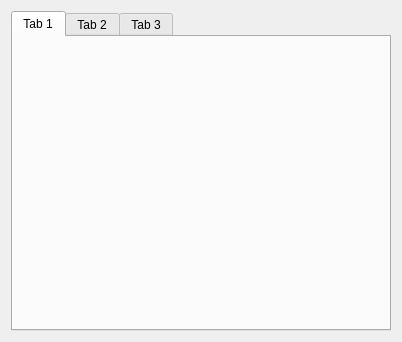
SugarG-G/Intel_AI_Edge_Academy, file Embedded/Qt/AiotClient/mainwidget.ui: the form before one commit.
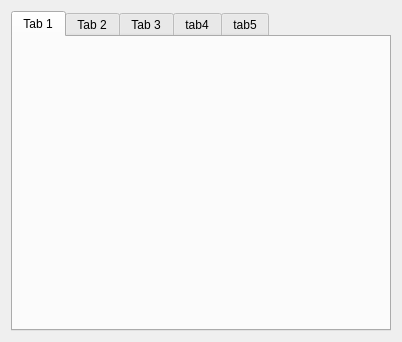
The form after the commit. The open tabs and pages were chosen to show the change.

What changed in the file:
```diff
--- a/Embedded/Qt/AiotClient/mainwidget.ui
+++ b/Embedded/Qt/AiotClient/mainwidget.ui
@@ -40,6 +40,16 @@
        <string>Tab 3</string>
       </attribute>
      </widget>
+     <widget class="QWidget" name="pTab4">
+      <attribute name="title">
+       <string>tab4</string>
+      </attribute>
+     </widget>
+     <widget class="QWidget" name="pTab5">
+      <attribute name="title">
+       <string>tab5</string>
+      </attribute>
+     </widget>
     </widget>
    </item>
   </layout>
```
Left out of the diff: 2 changed lines with no effect on the pictures.
